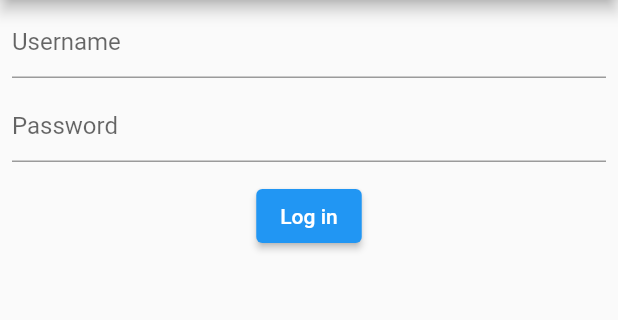
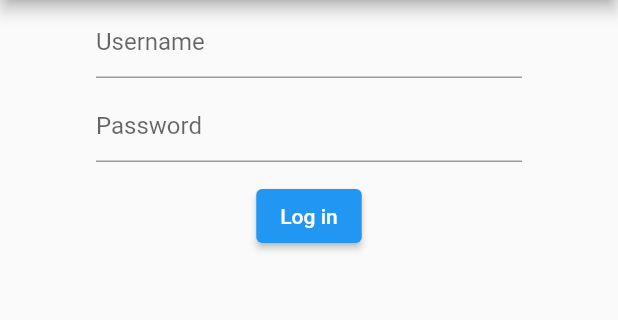
Before and after one commit to tytydraco/login_widget, a Flutter app: the screen it shows after launch, on a phone screen of 412 x 824 dp, the part 84-404 px from its top. Run offline on Flutter 3.47's test engine with Material 2 defaults, Android fonts, the phone set to English and light mode, and no system bars.

Commit message:
Add max width to text example
Signed-off-by: Tyler Nijmeh <tylernij@gmail.com>

```diff
--- a/lib/login_widget.dart
+++ b/lib/login_widget.dart
@@ -27,7 +27,8 @@ class _LoginWidgetState extends State<LoginWidget> {
 
   @override
   Widget build(BuildContext context) {
-    return Column(
+    return Container(
+      child: Column(
         children: [
           widget.form,
           Padding(
@@ -38,6 +39,7 @@ class _LoginWidgetState extends State<LoginWidget> {
             ),
           ),
         ],
+      ),
     );
   }
 }
--- a/lib/main.dart
+++ b/lib/main.dart
@@ -43,6 +43,8 @@ class _MyHomePageState extends State<MyHomePage> {
         title: Text(widget.title),
       ),
       body: Center(
+        child: Container(
+          constraints: const BoxConstraints(maxWidth: 300),
           child: LoginWidget(
             form: LoginFieldFormWidget(
               formKey: formKey,
@@ -67,6 +69,7 @@ class _MyHomePageState extends State<MyHomePage> {
             },
           ),
         ),
+      ),
     );
   }
 }
```
Lines whose indentation alone changed are shown as unchanged.
